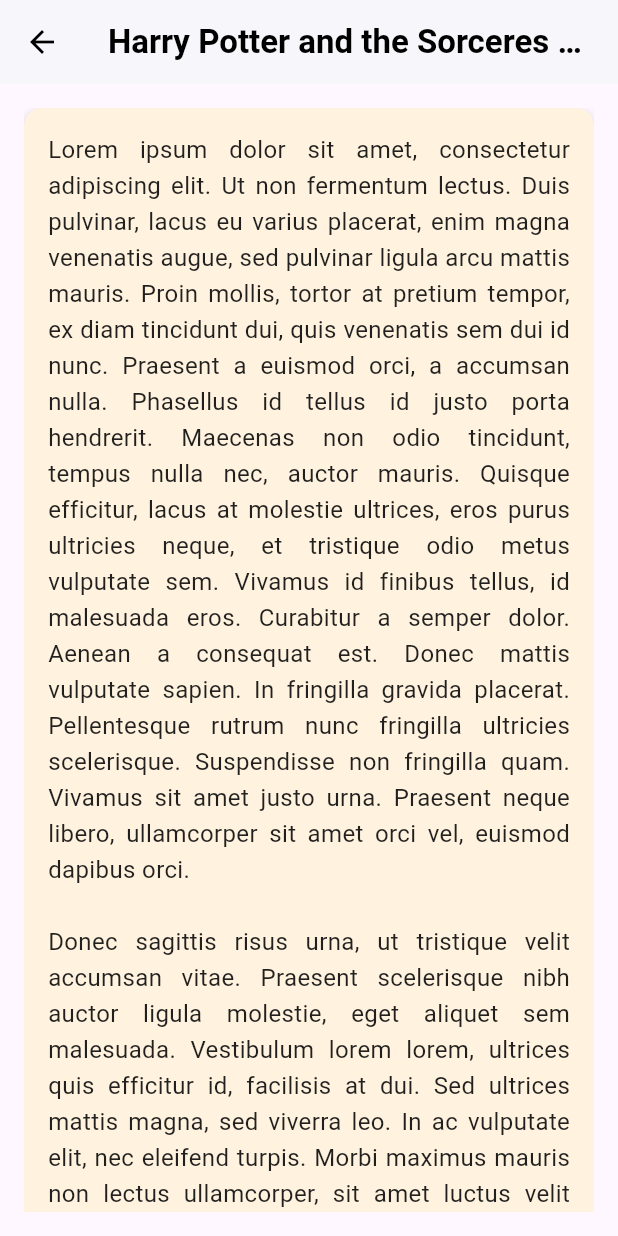
After one commit to 825220019/uts, a Flutter app: the BookReaderPage screen opened directly, on a phone screen of 412 x 824 dp. The commit adds this screen. Run offline on Flutter 3.47's test engine with Material 3 defaults, Android fonts, the phone set to English and light mode, and no system bars; our stand-ins replace image_picker, sqflite; accounts and stored records are empty.

Commit message:
isi buku

```diff
--- a/lib/repository/repository.dart
+++ b/lib/repository/repository.dart
@@ -19,6 +19,7 @@ class Repository {
     }
   }
 
+  //insert data user
   insertData(table, data) async {
     var connection = await database;
     return await connection?.insert(table, data);
@@ -34,12 +35,14 @@ class Repository {
     return await connetion?.query(table, where: 'id = ?', whereArgs: [itemId]);
   }
 
+  //update data user
   updateData(table, data) async {
     var connetion = await database;
     return await connetion
         ?.update(table, data, where: 'id = ?', whereArgs: [data['id']]);
   }
 
+  //delete data user
   deleteDataById(table, itemId) async {
     var connetion = await database;
     return await connetion?.rawDelete("DELETE FROM $table WHERE id = $itemId");
--- a/lib/screens/book.dart
+++ b/lib/screens/book.dart
@@ -3,6 +3,7 @@ import 'dart:io';
 import 'package:flutter/material.dart';
 import 'package:provider/provider.dart';
 import 'package:uts/model/book_model.dart';
+import 'package:uts/screens/isibuku.dart';
 
 import '../modul/cart_provider.dart';
 
@@ -162,7 +163,8 @@ class OurBook extends StatelessWidget {
                 style: ElevatedButton.styleFrom(
                   backgroundColor: Colors.orange,
                 ),
-                onPressed: () {},
+
+                onPressed: () {Navigator.push(context, MaterialPageRoute(builder: (context)=> BookReaderPage()));},
                 child: Text(
                   'Read',
                   style: TextStyle(
--- /dev/null
+++ b/lib/screens/isibuku.dart
@@ -0,0 +1,130 @@
+import 'package:flutter/material.dart';
+
+class BookReaderPage extends StatelessWidget {
+  final String bookTitle = "Harry Potter and the Sorceres Stone";
+  final String bookContent = """
+  Lorem ipsum dolor sit amet, consectetur adipiscing elit. Ut non fermentum lectus. Duis pulvinar, lacus eu varius placerat, enim magna venenatis augue, sed pulvinar ligula arcu mattis mauris. Proin mollis, tortor at pretium tempor, ex diam tincidunt dui, quis venenatis sem dui id nunc. Praesent a euismod orci, a accumsan nulla. Phasellus id tellus id justo porta hendrerit. Maecenas non odio tincidunt, tempus nulla nec, auctor mauris. Quisque efficitur, lacus at molestie ultrices, eros purus ultricies neque, et tristique odio metus vulputate sem. Vivamus id finibus tellus, id malesuada eros. Curabitur a semper dolor. Aenean a consequat est. Donec mattis vulputate sapien. In fringilla gravida placerat. Pellentesque rutrum nunc fringilla ultricies scelerisque. Suspendisse non fringilla quam. Vivamus sit amet justo urna. Praesent neque libero, ullamcorper sit amet orci vel, euismod dapibus orci.
+
+Donec sagittis risus urna, ut tristique velit accumsan vitae. Praesent scelerisque nibh auctor ligula molestie, eget aliquet sem malesuada. Vestibulum lorem lorem, ultrices quis efficitur id, facilisis at dui. Sed ultrices mattis magna, sed viverra leo. In ac vulputate elit, nec eleifend turpis. Morbi maximus mauris non lectus ullamcorper, sit amet luctus velit tincidunt. Pellentesque vel odio imperdiet odio lacinia fermentum vitae nec arcu. Sed ultricies dui erat. Pellentesque porttitor elit vel magna mattis, in euismod enim condimentum. Duis arcu urna, fringilla eu ante vitae, pulvinar blandit turpis. Morbi et tincidunt ligula. Nulla et sollicitudin est. Integer aliquam rhoncus nunc. Maecenas arcu lacus, tincidunt sed dignissim ut, rhoncus quis enim. Cras dictum pretium lobortis. Mauris leo dolor, sollicitudin sed dolor et, consequat congue neque.
+
+Ut aliquam fringilla mauris, et molestie leo pretium id. Phasellus commodo quis dui sit amet hendrerit. Cras fringilla scelerisque ipsum. Pellentesque iaculis nulla nec aliquet viverra. Nullam in diam eleifend, condimentum ligula quis, bibendum felis. Quisque semper ex a dui luctus dignissim. Curabitur sit amet lacinia nibh. Sed pharetra tempus ante, ac varius enim dignissim at. Aliquam mi dui, suscipit sed consequat ut, suscipit quis augue. In mi odio, suscipit vel lorem in, mollis mattis est.
+
+Suspendisse sagittis dictum placerat. Ut feugiat nec nibh blandit mollis. Quisque egestas, eros sed efficitur tempor, leo dui tristique nunc, et molestie nulla neque id ligula. Aenean vulputate tempor nibh. Nulla in risus enim. Vestibulum iaculis diam et purus vulputate venenatis. Fusce ac enim gravida, facilisis ipsum nec, commodo risus. Nunc quis semper neque, ac scelerisque turpis. Ut gravida aliquam sem eget dictum.
+
+Ut elementum, nibh vel euismod convallis, ipsum eros ornare nisl, at varius justo lectus volutpat dolor. Morbi mattis consectetur ligula. Quisque a nisi vitae diam tristique iaculis sed quis dolor. Duis nec nisi enim. Duis mattis luctus scelerisque. Ut quis condimentum nunc. Maecenas tempus magna sit amet mauris bibendum, sit amet pellentesque enim tempus.
+
+Integer porttitor sem felis, nec auctor ligula varius eget. Pellentesque tristique iaculis ex sit amet pretium. Mauris congue nisl nulla, nec convallis erat cursus in. Vestibulum pulvinar elit a nisl pretium pellentesque. Fusce eu tempus justo. Aenean id vestibulum erat. Nunc et nunc sed lacus aliquet varius.
+
+Proin lacus mi, venenatis id feugiat in, tincidunt varius elit. In pharetra elit vitae lacus dignissim, aliquet porttitor mauris tincidunt. Nullam dapibus tincidunt arcu non dignissim. Fusce consequat laoreet odio nec faucibus. Nullam ut efficitur purus. Nam vel neque neque. Vivamus quis euismod quam, sit amet pulvinar augue. Duis eget hendrerit dui, vehicula sollicitudin dui. Maecenas fermentum volutpat dictum. Quisque dictum varius dui aliquet placerat. Nam hendrerit, eros viverra ullamcorper vehicula, tortor erat vulputate ante, quis congue lacus mauris sed tellus. Nulla sed scelerisque turpis. Quisque at sem elementum, commodo lacus eu, gravida erat.
+
+Duis semper, tellus vel congue interdum, mauris turpis lobortis lorem, at cursus risus ex nec nibh. Cras eget eros at turpis rhoncus luctus. Morbi ultrices, elit a faucibus mattis, sem felis mollis tortor, vel tempor risus nunc non nisi. Etiam orci arcu, mollis nec nisi sed, finibus pellentesque magna. Nunc varius diam et sapien rhoncus, eu pharetra libero semper. Aenean cursus, mauris sit amet eleifend porttitor, est sapien interdum ante, non vestibulum odio mauris finibus ipsum. Sed scelerisque quam ac accumsan euismod. Curabitur at urna convallis, iaculis arcu at, laoreet dolor. Morbi elementum in lacus a luctus. Proin quis semper metus. Nunc in purus scelerisque, elementum sem at, ornare ipsum.
+
+Donec hendrerit mauris et nunc pulvinar, ac tristique leo molestie. Praesent quis quam non erat laoreet pharetra quis eget ex. Praesent at felis in nibh semper condimentum. Integer eu ante mauris. Pellentesque gravida, sem non pretium interdum, tortor eros aliquet sem, eu cursus diam velit quis leo. Nulla dui lectus, molestie ac purus quis, accumsan tincidunt lectus. Donec turpis quam, lobortis at ipsum in, tempor mattis ipsum. Donec nec mi dui. Morbi quis feugiat urna. Mauris facilisis massa sit amet congue accumsan. Nulla id augue vitae turpis posuere vehicula id in felis. Duis nunc ipsum, condimentum et mauris ut, elementum pellentesque libero. Cras ornare, odio sed convallis commodo, dui ligula faucibus tortor, nec lacinia nibh magna id eros. Aenean tempor fermentum sapien, eu auctor augue facilisis scelerisque.
+
+Donec efficitur consectetur commodo. Curabitur tristique ornare ante in dictum. Duis ut convallis odio, sed bibendum tortor. Phasellus molestie sit amet velit sit amet accumsan. Quisque in aliquam tellus. Praesent id velit eu lorem convallis efficitur eleifend sit amet diam. Fusce nec urna ac enim porttitor euismod id a felis. Integer tincidunt risus non massa rhoncus, eget facilisis felis eleifend. Donec quis velit eu elit venenatis tempor ut vitae tortor. Morbi a cursus metus. Integer convallis maximus ante et tempus. Etiam feugiat dui sem, id convallis arcu sagittis ac. Vivamus nisi enim, euismod sed pharetra quis, sodales a quam. Sed non gravida turpis, eget semper quam.
+
+Nullam est risus, volutpat auctor gravida ut, blandit sed lectus. Nulla suscipit erat sed dolor fermentum mollis. Maecenas fermentum diam quis dui pharetra bibendum. Fusce felis tortor, mollis at eros efficitur, sagittis auctor justo. Vestibulum sed nisi sed ligula dignissim ullamcorper. Etiam iaculis sit amet augue nec blandit. Duis et diam eget mauris finibus hendrerit. In pharetra malesuada libero, et pretium nunc semper ut. Quisque ac molestie lacus. Orci varius natoque penatibus et magnis dis parturient montes, nascetur ridiculus mus. Cras egestas facilisis nunc quis sodales. Sed mauris neque, accumsan ut nisi id, sagittis viverra lorem. Suspendisse sed fringilla odio. Maecenas consectetur in libero ut faucibus. Aenean nec elementum augue.
+
+Ut interdum augue sem. Proin porta aliquam nisi vitae convallis. Sed tempus ante cursus pretium porta. Sed dignissim massa arcu, aliquet interdum sem porttitor in. Donec hendrerit accumsan semper. Nam faucibus sit amet tortor a fermentum. Nunc lacus diam, suscipit hendrerit purus sollicitudin, vehicula feugiat tellus. Aenean nec augue sed risus semper fringilla id vel lacus. Quisque mi velit, ultrices sodales tempor vitae, elementum vitae nunc. Suspendisse quam erat, sodales non urna eget, luctus tincidunt massa. Fusce pretium, tellus congue pharetra sagittis, odio purus dignissim urna, non hendrerit lorem ante non elit. Morbi nec bibendum augue. Integer placerat vehicula libero sed vulputate.
+
+Aenean gravida nisl at malesuada volutpat. Maecenas auctor urna et ligula consectetur convallis. Maecenas sodales mi a neque pulvinar, vitae placerat ipsum aliquam. Cras sit amet massa elementum, egestas lorem id, ultrices odio. Cras vitae sapien sed nisi placerat iaculis et at lectus. Vestibulum commodo tortor a justo commodo facilisis. Proin tempus ex ac lacus tempor vehicula. Integer laoreet pulvinar finibus. Mauris pellentesque risus et condimentum iaculis. Sed congue odio ac velit efficitur, et ultricies turpis dignissim. Sed accumsan, dolor condimentum porttitor placerat, massa enim blandit lorem, non dignissim odio ligula eget odio. Nam ultricies non velit vitae commodo. Mauris vitae molestie leo. Duis fermentum vehicula sapien, eget euismod leo facilisis in.
+
+Curabitur porta posuere urna, ac auctor enim porttitor quis. Curabitur a lacus velit. Class aptent taciti sociosqu ad litora torquent per conubia nostra, per inceptos himenaeos. Integer in varius erat. Curabitur nec nunc eget justo cursus tempor. Orci varius natoque penatibus et magnis dis parturient montes, nascetur ridiculus mus. Maecenas laoreet magna dolor, vitae hendrerit erat condimentum a. Nulla efficitur erat ac mollis eleifend. Etiam quis nulla at orci pharetra sagittis. Fusce cursus, risus ac congue sodales, odio diam tincidunt turpis, ac commodo neque mi a lectus. Maecenas placerat lacus sapien, non gravida elit finibus at. Nam dui eros, tincidunt tristique lacinia ac, placerat non libero. Integer vel tincidunt odio, porta semper velit.
+
+Donec porttitor nisi at mauris bibendum, nec rutrum augue venenatis. Pellentesque ut turpis non nibh convallis efficitur. Aenean quis felis vitae felis dignissim accumsan vel a ipsum. Aenean at posuere nisi, et feugiat ipsum. Aliquam porta mi eget nibh placerat, at interdum metus eleifend. Vivamus lacinia aliquam augue, at lacinia elit rhoncus quis. Sed sit amet ex elit. Phasellus vel elementum metus. Quisque venenatis vitae justo ut rutrum.
+
+Proin tincidunt velit nec congue accumsan. Duis bibendum, leo sed rutrum ullamcorper, arcu magna interdum nunc, id lacinia ligula lorem ut ante. Maecenas vehicula et lacus ac sagittis. Etiam condimentum nisl sed viverra accumsan. Vivamus iaculis sed magna in interdum. Aenean in aliquet tortor. Suspendisse sit amet lacus egestas, congue magna eu, vulputate enim. Pellentesque consectetur ligula consequat arcu sagittis feugiat. Morbi nibh est, fermentum et tellus posuere, dictum ultricies magna.
+
+Cras mollis ultrices neque at feugiat. Cras eleifend ut odio sit amet placerat. Ut laoreet scelerisque vehicula. Nunc feugiat urna urna, ac rutrum erat scelerisque ac. Nulla non libero a turpis mattis scelerisque. Integer blandit lorem nec vestibulum euismod. Nullam non rhoncus dolor. Fusce finibus placerat risus, eget aliquam mi maximus vestibulum. Cras eu augue et tellus gravida facilisis. Donec rutrum dui non lectus ornare accumsan. Vivamus molestie finibus nisi, eu mollis dui semper et. Ut tempus tellus vel dui gravida, et finibus dolor molestie. Nunc scelerisque est lectus, id malesuada nunc maximus hendrerit. Vestibulum tempor sem sed erat placerat molestie.
+
+Vestibulum ante ipsum primis in faucibus orci luctus et ultrices posuere cubilia curae; Aliquam condimentum lacinia quam, eget dictum nunc viverra a. Nulla scelerisque odio augue, sit amet eleifend ligula pulvinar non. Pellentesque habitant morbi tristique senectus et netus et malesuada fames ac turpis egestas. Vestibulum ante ipsum primis in faucibus orci luctus et ultrices posuere cubilia curae; Nullam ut tincidunt tellus. Nulla facilisi. Donec commodo enim id ipsum eleifend porttitor. Interdum et malesuada fames ac ante ipsum primis in faucibus. Phasellus varius rutrum erat consequat tempus. Sed commodo nulla maximus, tincidunt ante ac, pharetra enim. In et risus at neque eleifend laoreet. Nunc ac urna ultrices, viverra leo eget, commodo leo. Duis a leo at libero ultricies laoreet eget in nunc. Maecenas lobortis tortor erat, non aliquet velit fringilla quis.
+
+Etiam hendrerit mollis ornare. Aliquam arcu ipsum, mollis quis massa sed, viverra elementum ligula. Maecenas ipsum lacus, pellentesque ac urna dignissim, volutpat laoreet risus. Mauris vitae nunc dictum, tincidunt ante vel, aliquam erat. Nunc semper suscipit mollis. Sed mollis tincidunt sem a iaculis. Vestibulum tempor feugiat enim sit amet porttitor. In erat nisi, blandit ac volutpat vitae, vestibulum nec tortor. In ut pulvinar nibh, posuere semper est. Pellentesque quis ligula mi. Nulla facilisi. Phasellus porta viverra massa.
+
+Nullam vulputate nibh euismod iaculis faucibus. Suspendisse vitae velit odio. Maecenas fringilla sagittis quam egestas scelerisque. Aliquam sollicitudin interdum massa eu egestas. Duis sit amet ligula et metus vestibulum vehicula eget eu diam. Vestibulum odio lacus, semper non dui in, luctus suscipit neque. Suspendisse quis enim ac felis condimentum lacinia. Proin eget fermentum sapien, id iaculis urna. Maecenas odio leo, luctus sed congue lacinia, faucibus nec sem.
+
+Curabitur mollis, felis eu tempor gravida, nisi velit venenatis lorem, nec porttitor sem neque nec nibh. Vestibulum id porttitor mi. Duis non tortor id tortor pretium euismod. Aliquam ullamcorper luctus ligula, vitae sollicitudin lacus vulputate id. Vivamus vulputate est sapien. Sed a mauris nec orci malesuada imperdiet sed vel mi. Orci varius natoque penatibus et magnis dis parturient montes, nascetur ridiculus mus.
+
+Ut id risus in nisl cursus tempus condimentum nec nunc. Lorem ipsum dolor sit amet, consectetur adipiscing elit. Vivamus et sapien id ligula dapibus lacinia. Praesent vel leo efficitur, semper felis vel, placerat augue. Proin non commodo ex. Donec mi ex, tristique quis tortor a, dapibus varius lacus. Vestibulum vitae nisi maximus, lacinia.
+  """;
+
+  @override
+  Widget build(BuildContext context) {
+    return Scaffold(
+      appBar: AppBar(
+        backgroundColor: Colors.white,
+        elevation: 1,
+        title: Text(
+          bookTitle,
+          style: TextStyle(
+            color: Colors.black,
+            fontWeight: FontWeight.bold,
+          ),
+        ),
+        leading: IconButton(
+          icon: Icon(Icons.arrow_back, color: Colors.black),
+          onPressed: () {
+            Navigator.pop(context);
+          },
+        ),
+      ),
+      body: Padding(
+        padding: const EdgeInsets.all(16.0),
+        child: SingleChildScrollView(
+          child: Column(
+            crossAxisAlignment: CrossAxisAlignment.start,
+            children: [
+              // Konten Buku
+              Container(
+                padding: EdgeInsets.all(16),
+                decoration: BoxDecoration(
+                  color: Colors.orange[50],
+                  borderRadius: BorderRadius.circular(12),
+                  boxShadow: [
+                    BoxShadow(
+                      color: Colors.grey.withOpacity(0.5),
+                      blurRadius: 5,
+                      offset: Offset(0, 3),
+                    ),
+                  ],
+                ),
+                child: Text(
+                  bookContent,
+                  style: TextStyle(
+                    fontSize: 16,
+                    height: 1.5,
+                    color: Colors.black87,
+                  ),
+                  textAlign: TextAlign.justify,
+                ),
+              ),
+              SizedBox(height: 20),
+              // Tombol Kembali
+              Center(
+                child: ElevatedButton(
+                  style: ElevatedButton.styleFrom(
+                    backgroundColor: Colors.orange,
+                    padding: EdgeInsets.symmetric(horizontal: 40, vertical: 12),
+                    shape: RoundedRectangleBorder(
+                      borderRadius: BorderRadius.circular(12),
+                    ),
+                  ),
+                  onPressed: () {
+                    Navigator.pop(context);
+                  },
+                  child: Text(
+                    'Kembali',
+                    style: TextStyle(
+                      color: Colors.white,
+                      fontWeight: FontWeight.bold,
+                    ),
+                  ),
+                ),
+              ),
+            ],
+          ),
+        ),
+      ),
+    );
+  }
+}
```
